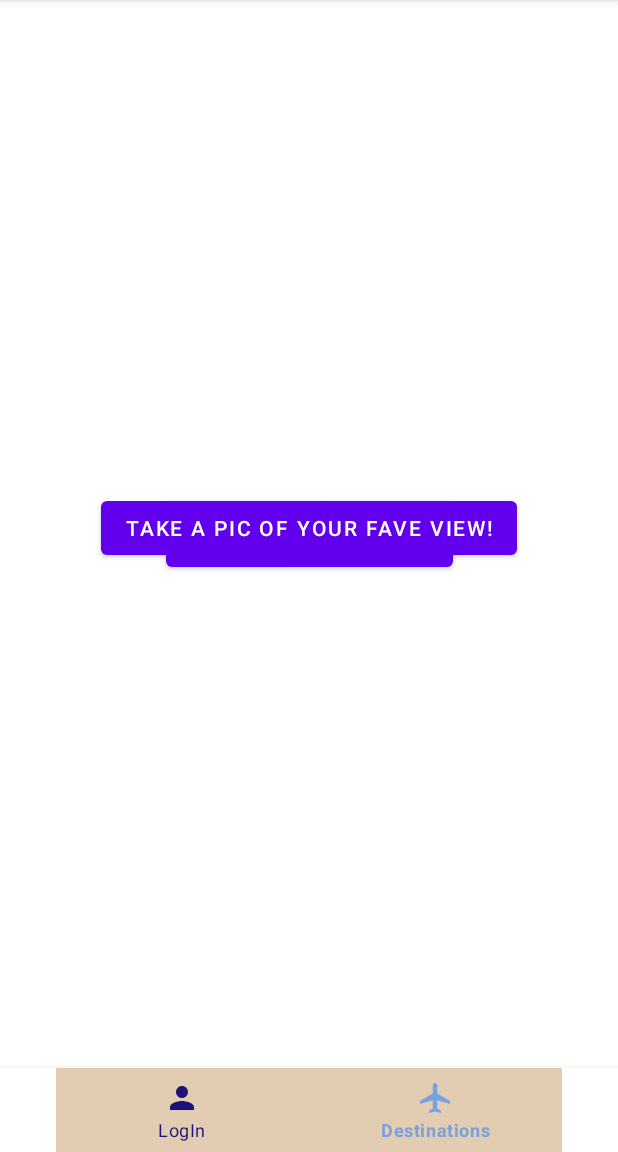
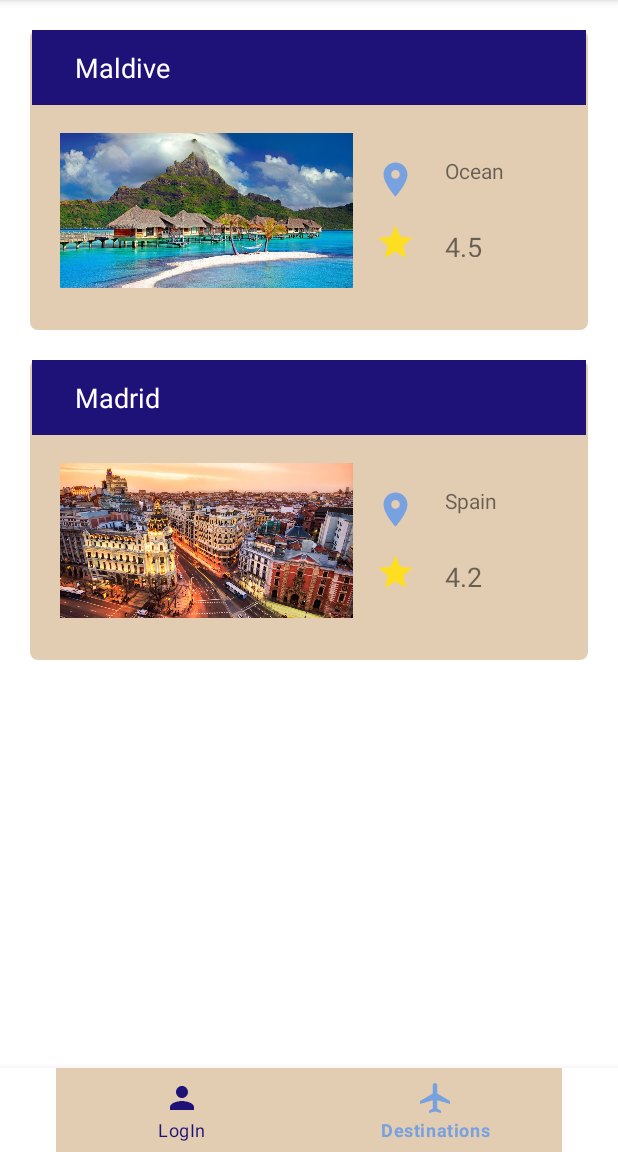
Before and after one commit to dariahazaparu/Vacante, an Android app: the screen it shows after launch (MainActivity before the commit, DestinationActivity after it), item 2 of the bottom bar chosen, on a phone screen of 412 x 824 dp, the part 84-1236 px from its top. Run offline under Robolectric (Android 15) with nearby library versions, the light colour scheme and no system bars; our stand-ins replace Firebase (no records; nobody signed in at launch, a user with empty details on screens opened directly); 4 statements that could not run were skipped.

Commit message:
merged camera with rest of app

```diff
--- a/app/src/main/java/com/example/vacante/DestinationExtendFragment.java
+++ b/app/src/main/java/com/example/vacante/DestinationExtendFragment.java
@@ -33,6 +33,14 @@
 
             Destination dest = bundle.getParcelable(DestinationFragment.DEST);
         }
+
+//        view.findViewById(R.id.btn).setOnClickListener(new View.OnClickListener() {
+//            @Override
+//            public void onClick(View v) {
+//                createNotif();
+//            }
+//        });
+
         view.findViewById(R.id.btn).setOnClickListener(new View.OnClickListener() {
             @Override
             public void onClick(View v) {
@@ -47,4 +55,8 @@
             }
         });
     }
+
+    public void createNotif() {
+
+    }
 }
--- a/app/src/main/java/com/example/vacante/DestinationFragment.java
+++ b/app/src/main/java/com/example/vacante/DestinationFragment.java
@@ -17,6 +17,8 @@
 
 import com.google.android.gms.tasks.OnFailureListener;
 import com.google.android.gms.tasks.OnSuccessListener;
+import com.google.firebase.firestore.DocumentReference;
+import com.google.firebase.firestore.FirebaseFirestore;
 //import com.google.firebase.firestore.DocumentReference;
 //import com.google.firebase.firestore.FirebaseFirestore;
 
@@ -34,7 +36,7 @@
 
     public static List<Destination> destList = new ArrayList<>();
     public static CustomAdapter adapter;
-//    FirebaseFirestore db = FirebaseFirestore.getInstance();
+    FirebaseFirestore db = FirebaseFirestore.getInstance();
 
     public DestinationFragment() {
         super(R.layout.dest_fragment);
@@ -54,29 +56,29 @@
     private void initiatize() {
         if(destList.isEmpty()){
 
-//            Map<String, Object> destination = new HashMap<>();
-//            destination.put("name", "test");
-//            destination.put("location", "test");
-//            destination.put("review", 4.2F);
-//            destination.put("id", "R.drawable.maldive");
-//            destination.put("description", "R.drawable.test");
+            Map<String, Object> destination = new HashMap<>();
+            destination.put("name", "test");
+            destination.put("location", "test");
+            destination.put("review", 4.2F);
+            destination.put("id", "R.drawable.maldive");
+            destination.put("description", "R.drawable.test");
 
 
-// Add a new document with a generated ID
-//            db.collection("destinations")
-//                    .add(destination)
-//                    .addOnSuccessListener(new OnSuccessListener<DocumentReference>() {
-//                        @Override
-//                        public void onSuccess(DocumentReference documentReference) {
-//                            Log.d(TAG, "DocumentSnapshot added with ID: " + documentReference.getId());
-//                        }
-//                    })
-//                    .addOnFailureListener(new OnFailureListener() {
-//                        @Override
-//                        public void onFailure(@NonNull Exception e) {
-//                            Log.w(TAG, "Error adding document", e);
-//                        }
-//                    });
+ //Add a new document with a generated ID
+            db.collection("destinations")
+                    .add(destination)
+                    .addOnSuccessListener(new OnSuccessListener<DocumentReference>() {
+                        @Override
+                        public void onSuccess(DocumentReference documentReference) {
+                            Log.d(TAG, "DocumentSnapshot added with ID: " + documentReference.getId());
+                        }
+                    })
+                    .addOnFailureListener(new OnFailureListener() {
+                        @Override
+                        public void onFailure(@NonNull Exception e) {
+                            Log.w(TAG, "Error adding document", e);
+                        }
+                    });
 
             destList.add(new Destination(
                     "Maldive",
--- a/app/src/main/java/com/example/vacante/MainActivity.java
+++ b/app/src/main/java/com/example/vacante/MainActivity.java
@@ -53,12 +53,12 @@
             }
         });
 
-        if(savedInstanceState == null) {
-            getSupportFragmentManager().beginTransaction()
-                    .setReorderingAllowed(true)
-                    .add(R.id.dest_fragment_container, DestinationFragment.class, null)
-                    .commit();
-        }
+//        if(savedInstanceState == null) {
+//            getSupportFragmentManager().beginTransaction()
+//                    .setReorderingAllowed(true)
+//                    .add(R.id.dest_fragment_container, DestinationFragment.class, null)
+//                    .commit();
+//        }
 
 
 
--- a/app/src/main/res/layout/activity_main.xml
+++ b/app/src/main/res/layout/activity_main.xml
@@ -24,10 +24,11 @@
         android:layout_width="wrap_content"
         android:layout_height="wrap_content"
         android:layout_gravity="center"
+        android:text="@string/show_view"
         app:layout_constraintEnd_toEndOf="parent"
+        app:layout_constraintHorizontal_bias="0.496"
         app:layout_constraintStart_toStartOf="parent"
-        app:layout_constraintTop_toTopOf="@+id/signin"
-        android:text="@string/show_view" />
+        app:layout_constraintTop_toBottomOf="@+id/signin" />
 
     <FrameLayout
         android:id="@+id/flFragment"
```
